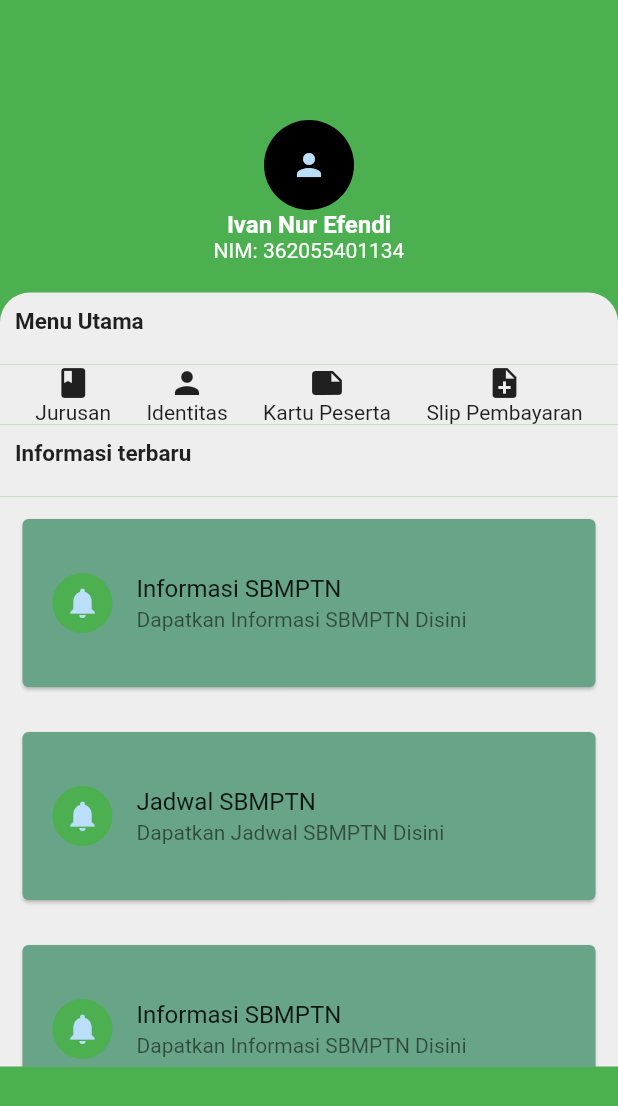
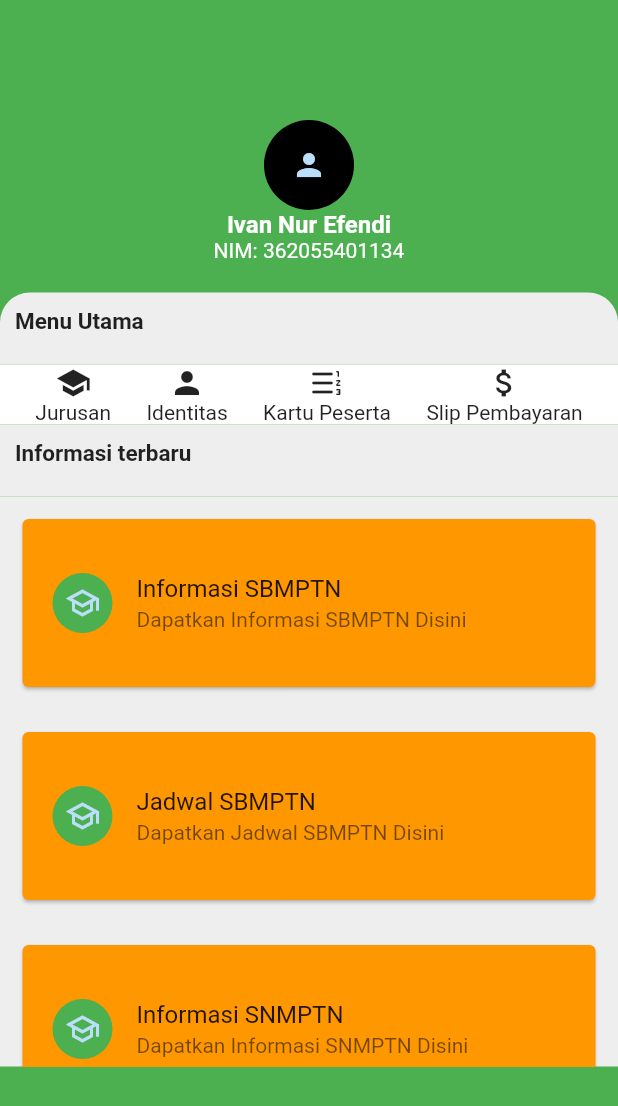
Before and after one commit to ivannure/362055401134-Ivan, a Flutter app: the home screen opened directly, on a phone screen of 412 x 824 dp. Shown: the top 1106 px of the screen. Run offline on Flutter 3.47's test engine with Material 2 defaults, Android fonts, the phone set to English and light mode, and no system bars.

Commit message:
Update page2.dart

```diff
--- a/lib/page2.dart
+++ b/lib/page2.dart
@@ -66,23 +66,27 @@ class home extends StatelessWidget {
               ),
             ),
             Container(
-              decoration: BoxDecoration(
-                color: Colors.grey[200],
-              ),
+              decoration: BoxDecoration(color: Colors.white),
               child: Row(
                 mainAxisAlignment: MainAxisAlignment.spaceEvenly,
                 children: [
                   Column(
-                    children: [Icon(Icons.book), Text('Jurusan')],
+                    children: [Icon(Icons.school), Text('Jurusan')],
                   ),
                   Column(
                     children: [Icon(Icons.person), Text('Identitas')],
                   ),
                   Column(
-                    children: [Icon(Icons.note), Text('Kartu Peserta')],
+                    children: [
+                      Icon(Icons.format_list_numbered_rtl_rounded),
+                      Text('Kartu Peserta')
+                    ],
                   ),
                   Column(
-                    children: [Icon(Icons.note_add), Text('Slip Pembayaran')],
+                    children: [
+                      Icon(Icons.attach_money),
+                      Text('Slip Pembayaran')
+                    ],
                   ),
                 ],
               ),
@@ -114,7 +118,7 @@ class home extends StatelessWidget {
                 children: [
                   Card(
                     margin: EdgeInsets.all(15),
-                    color: Color.fromRGBO(104, 164, 136, 100),
+                    color: Colors.orange,
                     shadowColor: Colors.black,
                     child: ListTile(
                         contentPadding: EdgeInsets.all(20),
@@ -123,11 +127,11 @@ class home extends StatelessWidget {
                         subtitle: Text('Dapatkan Informasi SBMPTN Disini'),
                         leading: CircleAvatar(
                             backgroundColor: Colors.green,
-                            child: Icon(Icons.notifications))),
+                            child: Icon(Icons.school_outlined))),
                   ),
                   Card(
                     margin: EdgeInsets.all(15),
-                    color: Color.fromRGBO(104, 164, 136, 100),
+                    color: Colors.orange,
                     shadowColor: Colors.black,
                     child: ListTile(
                         contentPadding: EdgeInsets.all(20),
@@ -136,21 +140,22 @@ class home extends StatelessWidget {
                         subtitle: Text('Dapatkan Jadwal SBMPTN Disini'),
                         leading: CircleAvatar(
                             backgroundColor: Colors.green,
-                            child: Icon(Icons.notifications))),
+                            child: Icon(Icons.school_outlined))),
                   ),
                   Card(
                     margin: EdgeInsets.all(15),
-                    color: Color.fromRGBO(104, 164, 136, 100),
+                    color: Colors.orange,
                     shadowColor: Colors.black,
                     child: ListTile(
-                        contentPadding: EdgeInsets.all(20),
-                        title: Text('Informasi SBMPTN',
-                            style: TextStyle(fontSize: 16)),
-                        subtitle: Text('Dapatkan Informasi SBMPTN Disini'),
-                        leading: CircleAvatar(
-                            backgroundColor: Colors.green,
-                            child: Icon(Icons.notifications))),
-                  ),
+                      contentPadding: EdgeInsets.all(20),
+                      title: Text('Informasi SNMPTN',
+                          style: TextStyle(fontSize: 16)),
+                      subtitle: Text('Dapatkan Informasi SNMPTN Disini'),
+                      leading: CircleAvatar(
+                          backgroundColor: Colors.green,
+                          child: Icon(Icons.school_outlined)),
+                    ),
+                  )
                 ],
               ),
             )
```
